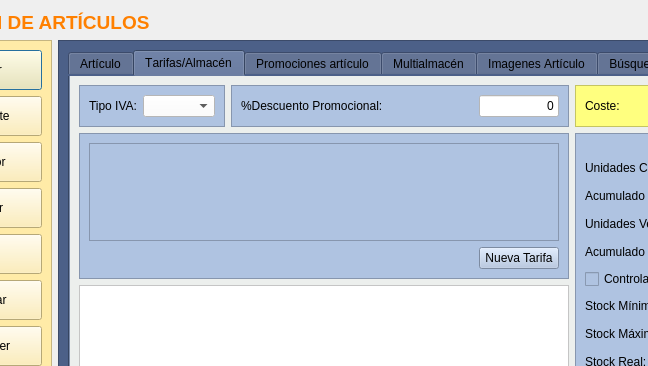
Before: the Qt Designer form Almacen/frmarticulos.ui in arcnexus/RedFoX, drawn with Qt 5; both pictures show x 94 to 742 and y 0 to 366 of the 1039 by 570 pixel window.
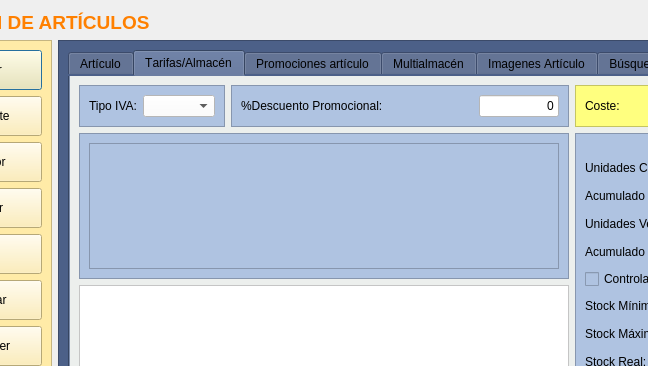
After: the same form once the commit is applied. Icons and pictures are not drawn.

Commit message: Articulos tarifas y creación view para tarifas en la BD

The edit to the form file:
```diff
--- a/Almacen/frmarticulos.ui
+++ b/Almacen/frmarticulos.ui
@@ -1719,39 +1719,9 @@
              <enum>QFrame::Raised</enum>
             </property>
             <layout class="QGridLayout" name="gridLayout_17">
-             <item row="1" column="0">
-              <spacer name="horizontalSpacer">
-               <property name="orientation">
-                <enum>Qt::Horizontal</enum>
-               </property>
-               <property name="sizeHint" stdset="0">
-                <size>
-                 <width>40</width>
-                 <height>20</height>
-                </size>
-               </property>
-              </spacer>
-             </item>
              <item row="0" column="0" colspan="2">
               <widget class="QTableView" name="TablaTarifas"/>
              </item>
-             <item row="1" column="1">
-              <widget class="QPushButton" name="btnNuevaTarifa">
-               <property name="text">
-                <string>Nueva Tarifa</string>
-               </property>
-               <property name="icon">
-                <iconset resource="../terra.qrc">
-                 <normaloff>:/Icons/PNG/add.png</normaloff>:/Icons/PNG/add.png</iconset>
-               </property>
-               <property name="iconSize">
-                <size>
-                 <width>16</width>
-                 <height>16</height>
-                </size>
-               </property>
-              </widget>
-             </item>
             </layout>
            </widget>
           </item>
```
The commit also changes 3 other files.
